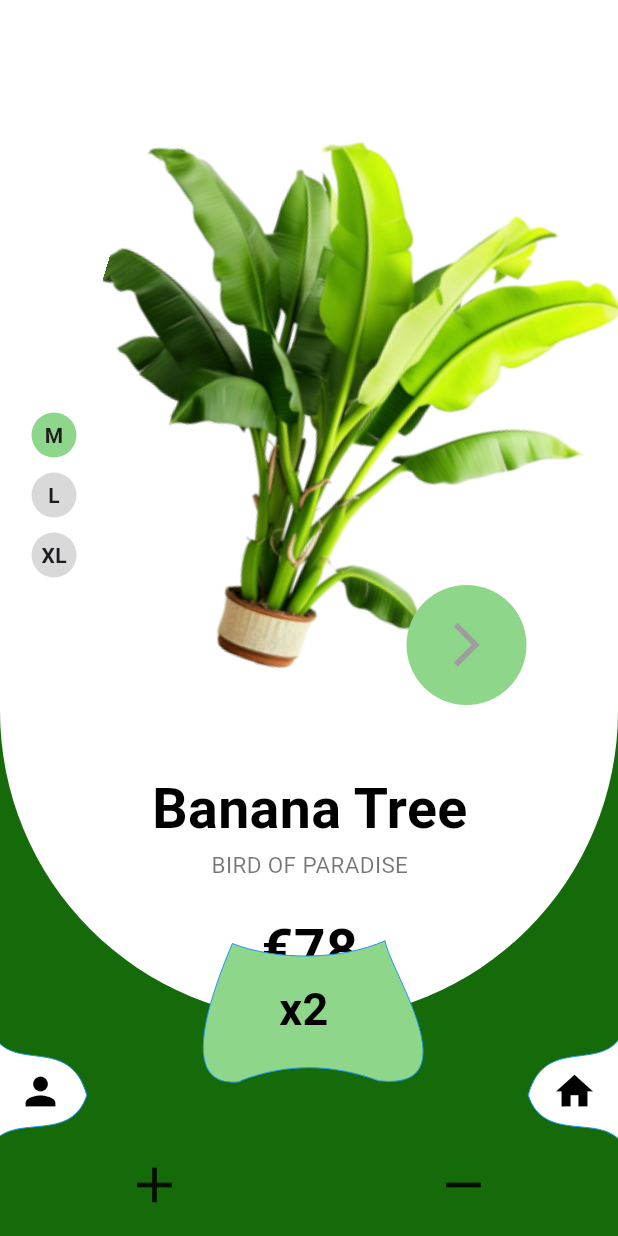
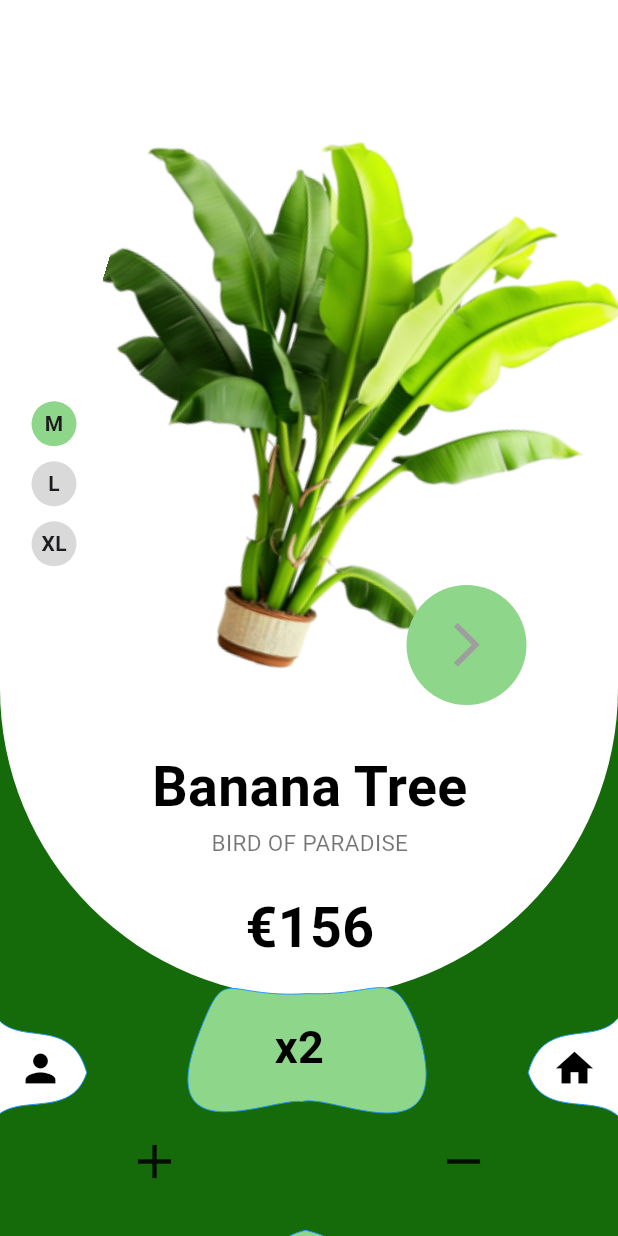
Before and after one commit to mohamedqandill/Plantify, a Flutter app: the PlantsScreen screen opened directly, after a tap on the "remove" icon, after a tap on "Banana Tree", on a phone screen of 412 x 824 dp. Run offline on Flutter 3.47's test engine with Material 3 defaults, Android fonts, the phone set to English and light mode, and no system bars; our stand-ins replace custom_navigation_bar, flutter_rating_bar, font_awesome_flutter.

Commit message:
Update Ui for App

```diff
--- a/lib/fruits/screens/fruit_details_screen.dart
+++ b/lib/fruits/screens/fruit_details_screen.dart
@@ -16,6 +16,7 @@ class _FruitDetailsScreenState extends State<FruitDetailsScreen> {
 
   @override
   Widget build(BuildContext context) {
+    var width = MediaQuery.sizeOf(context).width;
     return Container(
       width: double.infinity,
       height: double.infinity,
@@ -210,26 +211,26 @@ class _FruitDetailsScreenState extends State<FruitDetailsScreen> {
           Row(
             children: [
               Transform.translate(
-                offset: const Offset(-40, 20),
+                offset: const Offset(-40, 40),
                 child: Stack(
                   clipBehavior: Clip.none,
                   children: [
                     Container(
-                      width: 250,
-                      height: 250,
+                      width: 245,
+                      height: 245,
                       alignment: Alignment.centerLeft,
                       decoration: BoxDecoration(
                           color: Colors.transparent,
                           shape: BoxShape.circle,
                           border: Border.all(width: 2, color: Colors.white)),
                       child: Transform.translate(
-                        offset: const Offset(20, 40),
+                        offset: const Offset(10, 30),
                         child: Stack(
                           clipBehavior: Clip.none,
                           children: [
                             Container(
-                              width: 150,
-                              height: 150,
+                              width: 180,
+                              height: 180,
                               decoration: BoxDecoration(
                                   color: Colors.white,
                                   shape: BoxShape.circle,
@@ -259,12 +260,12 @@ class _FruitDetailsScreenState extends State<FruitDetailsScreen> {
                             ),
                             Positioned(
                               top: selectedPack == 1
-                                  ? -80
+                                  ? -61
                                   : selectedPack == 5
-                                      ? -40
+                                      ? -35
                                       : 30,
                               right: selectedPack == 1
-                                  ? -55
+                                  ? -20
                                   : selectedPack == 5
                                       ? -100
                                       : -120,
@@ -273,7 +274,7 @@ class _FruitDetailsScreenState extends State<FruitDetailsScreen> {
                                     ? 0
                                     : selectedPack == 5
                                         ? 92
-                                        : 96,
+                                        : 99,
                                 child: CustomPaint(
                                   size: const Size(200, 100),
                                   painter: PacksCustomPainter(),
@@ -285,7 +286,7 @@ class _FruitDetailsScreenState extends State<FruitDetailsScreen> {
                       ),
                     ),
                     Positioned(
-                      right: 100,
+                      right: 110,
                       top: -20,
                       child: GestureDetector(
                         onTap: () {
@@ -326,8 +327,8 @@ class _FruitDetailsScreenState extends State<FruitDetailsScreen> {
                       ),
                     ),
                     Positioned(
-                      right: 0,
-                      top: 40,
+                      right: 5,
+                      top: 35,
                       child: GestureDetector(
                         onTap: () {
                           setState(() {
@@ -367,8 +368,8 @@ class _FruitDetailsScreenState extends State<FruitDetailsScreen> {
                       ),
                     ),
                     Positioned(
-                      right: -10,
-                      top: 150,
+                      right: -20,
+                      top: 120,
                       child: GestureDetector(
                         onTap: () {
                           setState(() {
@@ -437,15 +438,13 @@ class _FruitDetailsScreenState extends State<FruitDetailsScreen> {
                       const SizedBox(
                         height: 15,
                       ),
-                      const Padding(
-                        padding: EdgeInsets.only(left: 10),
-                        child: Text("Add to \nOrder",
-                            style: TextStyle(
-                                fontWeight: FontWeight.bold,
-                                decoration: TextDecoration.none,
-                                fontSize: 17,
-                                color: Colors.black)),
-                      ),
+                      const Text("Add to \nOrder",
+                          textAlign: TextAlign.center,
+                          style: TextStyle(
+                              fontWeight: FontWeight.bold,
+                              decoration: TextDecoration.none,
+                              fontSize: 17,
+                              color: Colors.black)),
                     ],
                   ),
                 ),
--- a/lib/plants/presentation/widgets/bottom_custom_painter.dart
+++ b/lib/plants/presentation/widgets/bottom_custom_painter.dart
@@ -1,57 +1,57 @@
 import 'package:flutter/material.dart';
-import 'package:plantify/constants/constants.dart';
 
 class RPSCustomPainterBottom extends CustomPainter {
   final bool isWhite;
   RPSCustomPainterBottom({this.isWhite = true});
   @override
   void paint(Canvas canvas, Size size) {
-    // Layer 1
+    // Triangle
 
-    Paint paint_fill_0 = Paint()
-      ..color = isWhite ? Colors.white : secondaryColor
+    Paint paint_fill_1 = Paint()
+      ..color =
+          isWhite ? Colors.white : const Color.fromARGB(255, 142, 214, 138)
       ..style = PaintingStyle.fill
       ..strokeWidth = size.width * 0.00
       ..strokeCap = StrokeCap.butt
       ..strokeJoin = StrokeJoin.miter;
 
-    Path path_0 = Path();
-    path_0.moveTo(size.width * 0.1683333, size.height * 0.8400000);
-    path_0.cubicTo(
-        size.width * 0.2801583,
-        size.height * 0.7275500,
-        size.width * 0.3760833,
-        size.height * 0.3251167,
-        size.width * 0.4991083,
-        size.height * 0.2978667);
-    path_0.cubicTo(
-        size.width * 0.6355000,
-        size.height * 0.3185667,
-        size.width * 0.7340417,
-        size.height * 0.7320333,
-        size.width * 0.8358333,
-        size.height * 0.8416667);
-    path_0.cubicTo(
-        size.width * 0.6689583,
-        size.height * 0.8412500,
-        size.width * 0.6689583,
-        size.height * 0.8412500,
-        size.width * 0.1683333,
-        size.height * 0.8400000);
-    path_0.close();
+    Path path_1 = Path();
+    path_1.moveTo(size.width * 0.4873167, size.height * 0.1737500);
+    path_1.cubicTo(
+        size.width * 0.2964583,
+        size.height * 0.3010667,
+        size.width * 0.3861500,
+        size.height * 0.7226000,
+        size.width * 0.2060750,
+        size.height * 0.8283833);
+    path_1.cubicTo(
+        size.width * 0.3168833,
+        size.height * 0.8621667,
+        size.width * 0.6878833,
+        size.height * 0.8514833,
+        size.width * 0.8209333,
+        size.height * 0.8301500);
+    path_1.cubicTo(
+        size.width * 0.5877167,
+        size.height * 0.7175833,
+        size.width * 0.7319667,
+        size.height * 0.3295833,
+        size.width * 0.4873167,
+        size.height * 0.1737500);
+    path_1.close();
 
-    canvas.drawPath(path_0, paint_fill_0);
+    canvas.drawPath(path_1, paint_fill_1);
 
-    // Layer 1
+    // Triangle
 
-    Paint paint_stroke_0 = Paint()
+    Paint paint_stroke_1 = Paint()
       ..color = const Color.fromARGB(255, 33, 150, 243)
       ..style = PaintingStyle.stroke
       ..strokeWidth = size.width * 0.00
       ..strokeCap = StrokeCap.butt
       ..strokeJoin = StrokeJoin.miter;
 
-    canvas.drawPath(path_0, paint_stroke_0);
+    canvas.drawPath(path_1, paint_stroke_1);
   }
 
   @override
--- a/lib/plants/presentation/widgets/plants_details_view_body.dart
+++ b/lib/plants/presentation/widgets/plants_details_view_body.dart
@@ -9,11 +9,13 @@ class PlantsDetailsScreen extends StatefulWidget {
       {super.key,
       required this.image,
       required this.price,
-      required this.title});
+      required this.title,
+      required this.counter});
 
   final String image;
-  final String price;
+  final int price;
   final String title;
+  final int counter;
 
   @override
   State<PlantsDetailsScreen> createState() => _PlantsDetailsScreenState();
@@ -21,7 +23,12 @@ class PlantsDetailsScreen extends StatefulWidget {
 
 class _PlantsDetailsScreenState extends State<PlantsDetailsScreen> {
   var currentIndex = 0;
-  int count = 2;
+  late int count;
+  @override
+  void initState() {
+    count = widget.counter;
+    super.initState();
+  }
 
   @override
   Widget build(BuildContext context) {
@@ -31,8 +38,11 @@ class _PlantsDetailsScreenState extends State<PlantsDetailsScreen> {
         children: [
           Column(
             children: [
+              Stack(
+                clipBehavior: Clip.none,
+                children: [
                   Container(
-                height: 680,
+                    height: 665,
                     width: double.infinity,
                     decoration: const BoxDecoration(
                         color: Colors.white,
@@ -74,8 +84,10 @@ class _PlantsDetailsScreenState extends State<PlantsDetailsScreen> {
                                       decoration: BoxDecoration(
                                           color: currentIndex == index
                                               ? secondaryColor
-                                          : Colors.black54.withOpacity(0.15),
-                                      borderRadius: BorderRadius.circular(50)),
+                                              : Colors.black54
+                                                  .withOpacity(0.15),
+                                          borderRadius:
+                                              BorderRadius.circular(50)),
                                       child: Center(
                                         child: Text(
                                           size[index],
@@ -115,7 +127,8 @@ class _PlantsDetailsScreenState extends State<PlantsDetailsScreen> {
                                       height: 80,
                                       decoration: BoxDecoration(
                                           color: secondaryColor,
-                                      borderRadius: BorderRadius.circular(50)),
+                                          borderRadius:
+                                              BorderRadius.circular(50)),
                                       child: const Center(
                                         child: Icon(
                                           Icons.arrow_forward_ios,
@@ -129,8 +142,8 @@ class _PlantsDetailsScreenState extends State<PlantsDetailsScreen> {
                               ),
                               const Spacer(),
                               Padding(
-                            padding:
-                                const EdgeInsets.only(bottom: 20, right: 29),
+                                padding: const EdgeInsets.only(
+                                    bottom: 20, right: 29),
                                 child: Column(
                                   children: [
                                     Text(
@@ -151,7 +164,7 @@ class _PlantsDetailsScreenState extends State<PlantsDetailsScreen> {
                                       height: 20,
                                     ),
                                     Text(
-                                  widget.price,
+                                      "€${widget.price * count}",
                                       style: const TextStyle(
                                           color: Colors.black,
                                           fontSize: 37,
@@ -165,6 +178,33 @@ class _PlantsDetailsScreenState extends State<PlantsDetailsScreen> {
                         ],
                       ),
                     ),
+                  ),
+                  Positioned(
+                    bottom: -78,
+                    right: 83,
+                    child: CustomPaint(
+                      size: const Size(250, 100),
+                      painter: RPSCustomPainterBottomContainer(),
+                      child: SizedBox(
+                        width: 230,
+                        height: 90,
+                        child: Align(
+                          alignment: Alignment.center,
+                          child: Padding(
+                            padding: const EdgeInsets.only(right: 29),
+                            child: Text(
+                              "x$count",
+                              style: const TextStyle(
+                                  color: Colors.black,
+                                  fontSize: 30,
+                                  fontWeight: FontWeight.bold),
+                            ),
+                          ),
+                        ),
+                      ),
+                    ),
+                  ),
+                ],
               ),
               Row(
                 children: [
@@ -222,7 +262,7 @@ class _PlantsDetailsScreenState extends State<PlantsDetailsScreen> {
                   InkWell(
                     child: const Icon(
                       Icons.add,
-                      size: 40,
+                      size: 38,
                     ),
                     onTap: () {
                       setState(() {
@@ -240,23 +280,22 @@ class _PlantsDetailsScreenState extends State<PlantsDetailsScreen> {
                     },
                     child: const Icon(
                       Icons.remove,
-                      size: 40,
+                      size: 38,
                     ),
                   ),
                 ],
               ),
               Transform.translate(
-                offset: const Offset(0, 10),
+                offset: const Offset(0, 15),
                 child: CustomPaint(
-                  size: const Size(200, 50),
+                  size: const Size(150, 59),
                   painter: RPSCustomPainterBottom(isWhite: false),
                   child: const SizedBox(
-                    width: 180,
-                    height: 56,
-                    child: Align(
-                      alignment: Alignment.center,
+                    width: 190,
+                    height: 70,
                     child: Padding(
                       padding: EdgeInsets.only(right: 0),
+                      child: Center(
                         child: Icon(
                           Icons.lock,
                           size: 25,
@@ -268,31 +307,6 @@ class _PlantsDetailsScreenState extends State<PlantsDetailsScreen> {
                 ),
               ),
             ],
-          ),
-          Positioned(
-            bottom: 61,
-            right: 70,
-            child: CustomPaint(
-              size: const Size(250, 100),
-              painter: RPSCustomPainterBottomContainer(),
-              child: SizedBox(
-                width: 250,
-                height: 180,
-                child: Align(
-                  alignment: Alignment.center,
-                  child: Padding(
-                    padding: const EdgeInsets.only(right: 29),
-                    child: Text(
-                      "x$count",
-                      style: const TextStyle(
-                          color: Colors.black,
-                          fontSize: 30,
-                          fontWeight: FontWeight.bold),
-                    ),
-                  ),
-                ),
-              ),
-            ),
           ),
         ],
       ),
@@ -308,40 +322,13 @@ class RPSCustomPainterBottomContainer extends CustomPainter {
     // Layer 1
 
     Paint paint_fill_0 = Paint()
-      ..color = secondaryColor
+      ..color = const Color.fromARGB(255, 255, 255, 255)
       ..style = PaintingStyle.fill
       ..strokeWidth = size.width * 0.00
       ..strokeCap = StrokeCap.butt
       ..strokeJoin = StrokeJoin.miter;
 
     Path path_0 = Path();
-    path_0.moveTo(size.width * 0.2515000, size.height * 0.2556667);
-    path_0.cubicTo(
-        size.width * 0.3712917,
-        size.height * 0.3199167,
-        size.width * 0.5407917,
-        size.height * 0.3182500,
-        size.width * 0.6590000,
-        size.height * 0.2453333);
-    path_0.cubicTo(
-        size.width * 0.6691667,
-        size.height * 0.3512500,
-        size.width * 0.8928333,
-        size.height * 0.8044167,
-        size.width * 0.6410000,
-        size.height * 0.7636667);
-    path_0.cubicTo(
-        size.width * 0.5182083,
-        size.height * 0.7014167,
-        size.width * 0.4006250,
-        size.height * 0.6969167,
-        size.width * 0.2731667,
-        size.height * 0.7640000);
-    path_0.quadraticBezierTo(size.width * 0.2729583, size.height * 0.7648333,
-        size.width * 0.2730000, size.height * 0.7673333);
-    path_0.quadraticBezierTo(size.width * 0.0861250, size.height * 0.8000833,
-        size.width * 0.2515000, size.height * 0.2556667);
-    path_0.close();
 
     canvas.drawPath(path_0, paint_fill_0);
 
@@ -355,6 +342,60 @@ class RPSCustomPainterBottomContainer extends CustomPainter {
       ..strokeJoin = StrokeJoin.miter;
 
     canvas.drawPath(path_0, paint_stroke_0);
+
+    // Circle
+
+    Paint paint_fill_1 = Paint()
+      ..color = secondaryColor
+      ..style = PaintingStyle.fill
+      ..strokeWidth = size.width * 0.00
+      ..strokeCap = StrokeCap.butt
+      ..strokeJoin = StrokeJoin.miter;
+
+    Path path_1 = Path();
+    path_1.moveTo(size.width * 0.4622000, size.height * 0.1045167);
+    path_1.cubicTo(
+        size.width * 0.6834083,
+        size.height * 0.1260167,
+        size.width * 0.7067250,
+        size.height * -0.1322167,
+        size.width * 0.7840667,
+        size.height * 0.3975500);
+    path_1.cubicTo(
+        size.width * 0.8940167,
+        size.height * 1.3639333,
+        size.width * 0.5328167,
+        size.height * 0.8379833,
+        size.width * 0.4441417,
+        size.height * 0.9046667);
+    path_1.cubicTo(
+        size.width * 0.3646250,
+        size.height * 0.8685333,
+        size.width * 0.0131500,
+        size.height * 1.3011833,
+        size.width * 0.1426333,
+        size.height * 0.4233667);
+    path_1.cubicTo(
+        size.width * 0.2282000,
+        size.height * -0.1441667,
+        size.width * 0.2067417,
+        size.height * 0.1455333,
+        size.width * 0.4622000,
+        size.height * 0.1045167);
+    path_1.close();
+
+    canvas.drawPath(path_1, paint_fill_1);
+
+    // Circle
+
+    Paint paint_stroke_1 = Paint()
+      ..color = const Color.fromARGB(255, 33, 150, 243)
+      ..style = PaintingStyle.stroke
+      ..strokeWidth = size.width * 0.00
+      ..strokeCap = StrokeCap.butt
+      ..strokeJoin = StrokeJoin.miter;
+
+    canvas.drawPath(path_1, paint_stroke_1);
   }
 
   @override
--- a/lib/plants/presentation/widgets/plants_view_body.dart
+++ b/lib/plants/presentation/widgets/plants_view_body.dart
@@ -37,6 +37,7 @@ class _PlantsViewBodyState extends State<PlantsViewBody> {
                           return PlantsDetailsScreen(
                             title: titles[index],
                             price: prices[index],
+                            counter: counts[index],
                             image: images[index],
                           );
                         },
@@ -84,7 +85,7 @@ class _PlantsViewBodyState extends State<PlantsViewBody> {
                                     fontWeight: FontWeight.bold),
                               ),
                               Text(
-                                prices[index],
+                                "€${prices[index]}",
                                 style: const TextStyle(
                                     color: primaryColor,
                                     fontSize: 20,
@@ -208,7 +209,7 @@ class _PlantsViewBodyState extends State<PlantsViewBody> {
           ],
         ),
         Transform.translate(
-          offset: const Offset(0, 20),
+          offset: const Offset(0, 10),
           child: CustomPaint(
             size: const Size(200, 50),
             painter: RPSCustomPainterBottom(),
@@ -246,10 +247,10 @@ List<String> titles = [
   "Sanseviria",
   "Strelitzia",
 ];
-List<String> prices = [
-  "€78",
-  "€35",
-  "€15",
-  "€100",
+List<int> prices = [
+  78,
+  35,
+  15,
+  100,
 ];
 List<int> counts = [3, 2, 1, 2];
```
Lines whose indentation alone changed are shown as unchanged.
